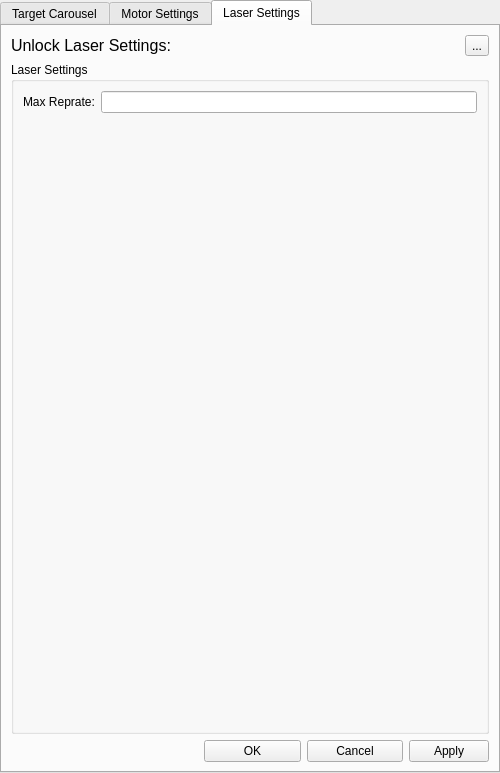
Above: src/ui/pld_settings.ui from ibrummel/PLD-Laser-Brain before the change. Below: the same form after it.
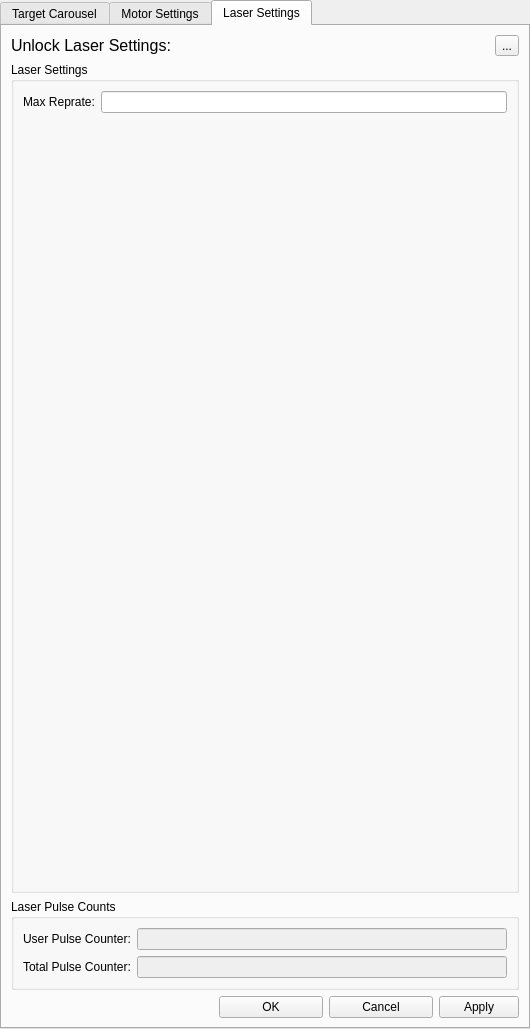
That is the form after the change. The open tabs and pages were chosen to show the change. Icons and pictures are not drawn.

Commit message: Added total and user pulse counter fields to the settings dialog for easier monitoring. Added supporting functions. Updated tooltip for user pulse counter readout in LSC.

What changed in the file:
```diff
--- a/src/ui/pld_settings.ui
+++ b/src/ui/pld_settings.ui
@@ -6,8 +6,8 @@
    <rect>
     <x>0</x>
     <y>0</y>
-    <width>500</width>
-    <height>773</height>
+    <width>530</width>
+    <height>1029</height>
    </rect>
   </property>
   <property name="cursor">
@@ -426,7 +426,7 @@
    <attribute name="title">
     <string>Laser Settings</string>
    </attribute>
-   <layout class="QVBoxLayout" name="verticalLayout_11" stretch="0,1,0">
+   <layout class="QVBoxLayout" name="verticalLayout_11" stretch="0,1,0,0">
     <item>
      <layout class="QHBoxLayout" name="horizontalLayout_2">
       <item>
@@ -496,6 +496,43 @@
       </layout>
      </widget>
     </item>
+    <item>
+     <widget class="QGroupBox" name="groupBox">
+      <property name="title">
+       <string>Laser Pulse Counts</string>
+      </property>
+      <layout class="QFormLayout" name="formLayout">
+       <item row="0" column="0">
+        <widget class="QLabel" name="lbl_user_pulse_counter">
+         <property name="text">
+          <string>User Pulse Counter:</string>
+         </property>
+        </widget>
+       </item>
+       <item row="0" column="1">
+        <widget class="QLineEdit" name="line_user_pulse_counter">
+         <property name="enabled">
+          <bool>false</bool>
+         </property>
+        </widget>
+       </item>
+       <item row="1" column="0">
+        <widget class="QLabel" name="lbl_total_pulse_counter">
+         <property name="text">
+          <string>Total Pulse Counter:</string>
+         </property>
+        </widget>
+       </item>
+       <item row="1" column="1">
+        <widget class="QLineEdit" name="line_total_pulse_counter">
+         <property name="enabled">
+          <bool>false</bool>
+         </property>
+        </widget>
+       </item>
+      </layout>
+     </widget>
+    </item>
     <item>
      <layout class="QHBoxLayout" name="layout_laser_cancel_confirm" stretch="50,25,25,0">
       <item>
```
Left out of the diff: 2 changed lines with no effect on the pictures. The commit also changes 3 other files.
